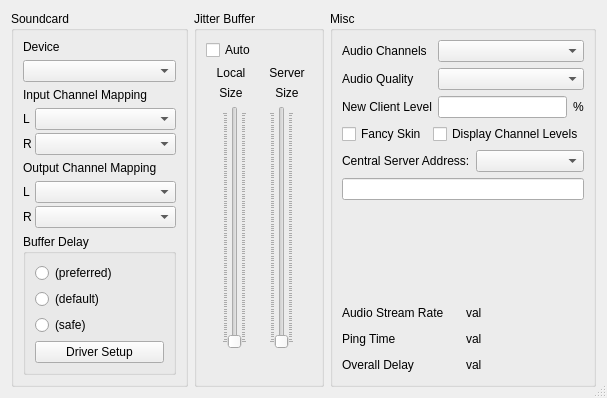
Qt form src/clientsettingsdlgbase.ui (jamulussoftware/jamulus) before a commit.
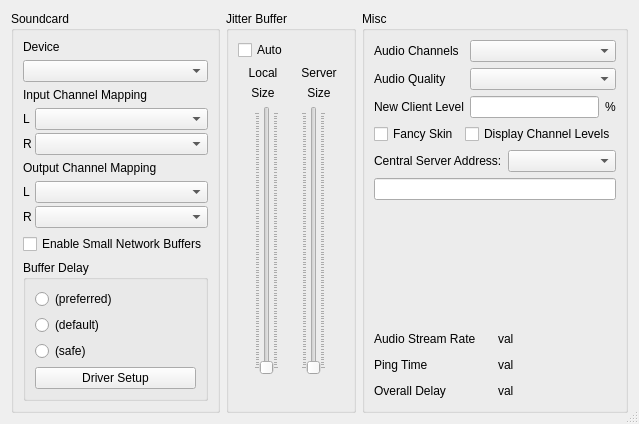
The same form after that commit. Icons and pictures are not drawn. Custom widgets are drawn as their Qt base class.

Commit message: added Enable Small Network Buffers switch

What changed in the file:
```diff
--- a/src/clientsettingsdlgbase.ui
+++ b/src/clientsettingsdlgbase.ui
@@ -6,8 +6,8 @@
    <rect>
     <x>0</x>
     <y>0</y>
-    <width>567</width>
-    <height>371</height>
+    <width>575</width>
+    <height>394</height>
    </rect>
   </property>
   <property name="windowTitle">
@@ -207,6 +207,13 @@
         </property>
        </spacer>
       </item>
+      <item>
+       <widget class="QCheckBox" name="chbEnableOPUS64">
+        <property name="text">
+         <string>Enable Small Network Buffers</string>
+        </property>
+       </widget>
+      </item>
       <item>
        <widget class="QGroupBox" name="grbSoundCrdBufDelay">
         <property name="title">
```
Left out of the diff: 1 changed line with no effect on the pictures. The commit also changes 6 other files.
